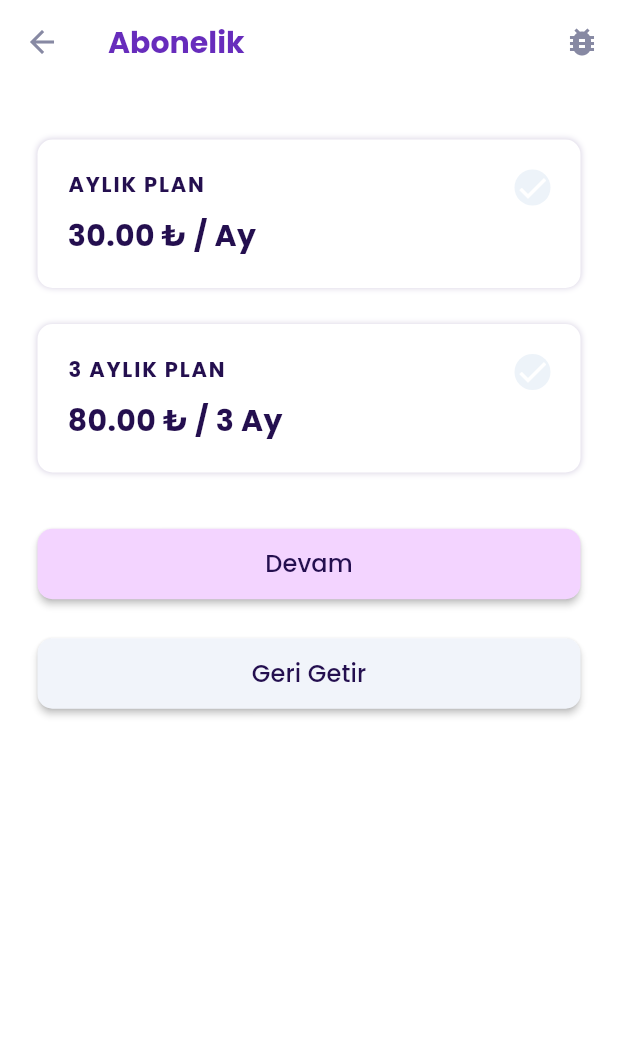
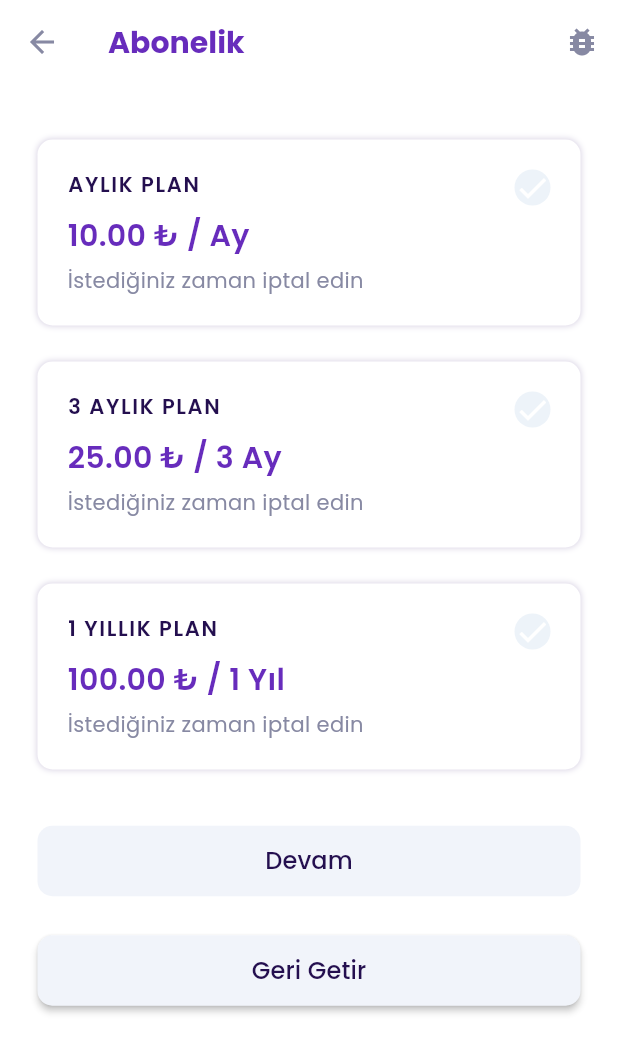
Before and after one commit to ruwiss/dini_atlas, a Flutter app: the AboutView screen opened directly, after a tap on "Reklamları Kaldır", on a phone screen of 412 x 824 dp. Shown: the top 1053 px of the screen. Run offline on Flutter 3.47's test engine with Material 3 defaults, Android fonts, the phone set to English and light mode, and no system bars; our stand-ins replace audioplayers, connectivity_plus, dio, firebase_analytics, firebase_core, firebase_crashlytics and 19 more; missing offline and left inert: android_alarm_manager_plus, app_settings, feedback, feedback_gitlab, flutter_qiblah, in_app_update and 1 more; accounts and stored records are empty; generated files the repository leaves out were written again.

Commit message:
update fix

```diff
--- a/dini_atlas/lib/ui/views/about/tabs/subscription_tab.dart
+++ b/dini_atlas/lib/ui/views/about/tabs/subscription_tab.dart
@@ -18,17 +18,22 @@ class SubscriptionTab extends StatelessWidget {
             _subscribeItem(
               id: "monthly",
               planText: "AYLIK PLAN",
-              priceText: "30.00 ₺ / Ay",
+              priceText: "10.00 ₺ / Ay",
             ),
             _subscribeItem(
               id: "monthly_3",
               planText: "3 AYLIK PLAN",
-              priceText: "80.00 ₺ / 3 Ay",
+              priceText: "25.00 ₺ / 3 Ay",
+            ),
+            _subscribeItem(
+              id: "yillik_1",
+              planText: "1 YILLIK PLAN",
+              priceText: "100.00 ₺ / 1 Yıl",
             ),
             verticalSpaceMedium,
             _actionButton(
               text: "Devam",
-              onTap: () {},
+              onTap: viewModel.selectedPrice == null ? null : () {},
               color: kcPurpleColorLight,
             ),
             verticalSpaceMedium,
@@ -47,6 +52,7 @@ class SubscriptionTab extends StatelessWidget {
     return MaterialButton(
       onPressed: onTap,
       color: color ?? kcBlueGrayColorSoft,
+      disabledColor: kcBlueGrayColorSoft,
       padding: const EdgeInsets.symmetric(vertical: 12),
       splashColor: kcPrimaryColorLight.withOpacity(.3),
       highlightElevation: 3,
@@ -94,8 +100,8 @@ class SubscriptionTab extends StatelessWidget {
                 Text(
                   planText,
                   style: const TextStyle(
-                    letterSpacing: 1.2,
-                    fontWeight: FontWeight.bold,
+                    letterSpacing: 1.1,
+                    fontWeight: FontWeight.w600,
                     fontSize: 14,
                     color: kcPrimaryColorDark,
                   ),
@@ -104,10 +110,15 @@ class SubscriptionTab extends StatelessWidget {
                 Text(
                   priceText,
                   style: const TextStyle(
-                    fontWeight: FontWeight.bold,
+                    fontWeight: FontWeight.w600,
                     fontSize: 20,
-                    color: kcPrimaryColorDark,
+                    color: kcPrimaryColor,
                   ),
+                ),
+                verticalSpaceTiny,
+                const Text(
+                  "İstediğiniz zaman iptal edin",
+                  style: TextStyle(fontSize: 14),
                 ),
               ],
             ),
--- a/dini_atlas/lib/ui/views/kaza/kaza_viewmodel.dart
+++ b/dini_atlas/lib/ui/views/kaza/kaza_viewmodel.dart
@@ -9,6 +9,7 @@ import 'package:dini_atlas/services/remote/google/admob_service.dart';
 import 'package:dini_atlas/services/remote/kaza_service.dart';
 import 'package:dini_atlas/ui/common/constants/constants.dart';
 import 'package:dini_atlas/ui/views/kaza/widgets/auth_widget.form.dart';
+import 'package:firebase_messaging/firebase_messaging.dart';
 import 'package:google_mobile_ads/google_mobile_ads.dart';
 import 'package:stacked/stacked.dart';
 import 'package:stacked_services/stacked_services.dart';
@@ -91,6 +92,8 @@ class KazaViewModel extends FormViewModel {
     final result = await _authService.auth(
         userAuth: _userAuthInformation!, isLogin: _authType == AuthType.login);
 
+    FirebaseMessaging.instance.subscribeToTopic("kaza");
+
     result.fold(
       (userSettings) {
         _userSettings = userSettings;
```
Also changed, not shown: dini_atlas/pubspec.yaml (+6 -1 lines), dini_atlas/pubspec.lock, 4 other files.
